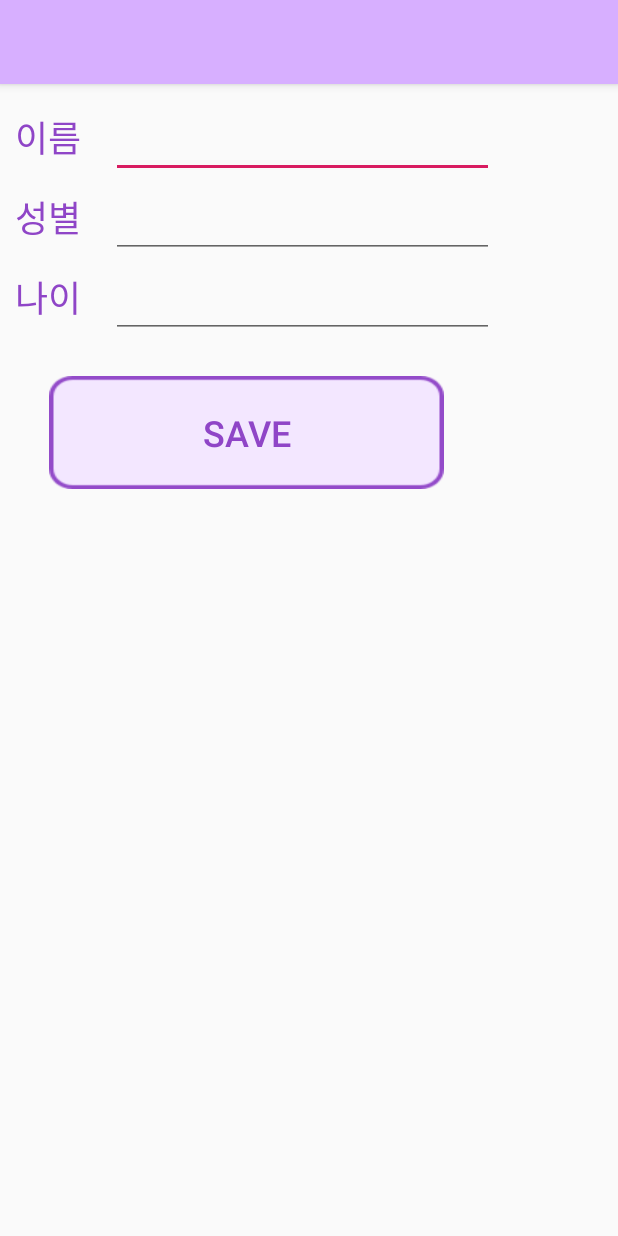
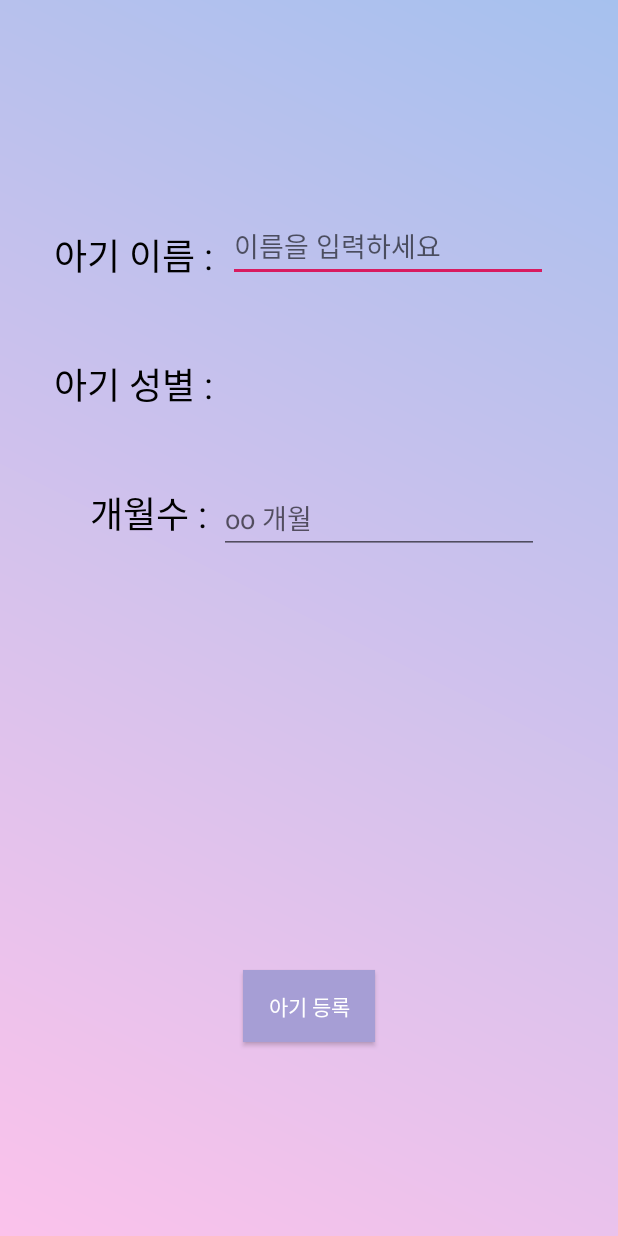
Before and after one commit to Dauuni/Bazzi, an Android app: the MyBaby screen opened directly, with no data from a screen before it, on a phone screen of 412 x 824 dp. Run offline under Robolectric (Android 15) with nearby library versions, the phone set to English and light mode, and no system bars; our stand-ins replace Volley; network calls fail.

Commit message:
20.05.14 / 4:27

```diff
--- a/app/src/main/java/com/daeun/bazzi_1/MyBaby.java
+++ b/app/src/main/java/com/daeun/bazzi_1/MyBaby.java
@@ -5,38 +5,66 @@ import android.support.v7.app.AppCompatActivity;
 import android.os.Bundle;
 import android.view.View;
 import android.widget.Button;
-import android.widget.CheckBox;
 import android.widget.EditText;
+import android.widget.Toast;
+
+import com.android.volley.RequestQueue;
+import com.android.volley.Response;
+import com.android.volley.toolbox.Volley;
+
+import org.json.JSONException;
+import org.json.JSONObject;
 
 public class MyBaby extends AppCompatActivity {
+
+    private EditText et_bname, et_age;
+    private Button baby_register;
 
     @Override
     protected void onCreate(Bundle savedInstanceState) {
         super.onCreate(savedInstanceState);
-        setContentView(R.layout.my_baby);
+        setContentView(R.layout.activity_my_baby);
 
-        Button buttonSave = (Button) findViewById(R.id.buttonSave) ;
-        buttonSave.setOnClickListener(new View.OnClickListener() {
+        et_bname=findViewById(R.id.et_bname);
+        et_age=findViewById(R.id.et_age);
+        baby_register=findViewById(R.id.baby_register);
+
+
+        //아기 등록 버튼 눌렀을 때
+        baby_register.setOnClickListener(new View.OnClickListener() {
             @Override
             public void onClick(View v) {
-                Intent intent = new Intent();
+                //EditText에 입력된 현재 입력되어 있는 값을 get 해온다.
+                String babyName = et_bname.getText().toString();
+                String babyMW = "";
+                String babyAge = et_age.getText().toString();
 
-                EditText editTextNo = (EditText) findViewById(R.id.editTextNo) ;
-                intent.putExtra("contact_no", editTextNo.getText().toString()) ;
+                Response.Listener<String> responseListener = new Response.Listener<String>() {
+                    @Override
+                    public void onResponse(String response) {
+                        try {
+                            JSONObject jsonObject = new JSONObject(response);
+                            boolean success = jsonObject.getBoolean("success");
+                            if (success) {
+                                Toast.makeText(getApplicationContext(),"아기 등록에 성공하였습니다.",Toast.LENGTH_SHORT).show();
+                                Intent intent = new Intent(MyBaby.this, MainActivity.class);
+                                startActivity(intent);
+                            } else {
+                                Toast.makeText(getApplicationContext(),"아기 등록에 실패하였습니다.",Toast.LENGTH_SHORT).show();
+                                return;
+                            }
+                        } catch (JSONException e) {
+                            e.printStackTrace();
+                        }
 
-                // Name 입력 값을 String 값으로 그대로 전달.
-                EditText editTextName = (EditText) findViewById(R.id.editTextName) ;
-                intent.putExtra("contact_name", editTextName.getText().toString()) ;
+                    }
+                };
 
-                // Phone 입력 값을 String 값으로 그대로 전달.
-                EditText editTextPhone = (EditText) findViewById(R.id.editTextPhone) ;
-                intent.putExtra("contact_phone", editTextPhone.getText().toString()) ;
-
-                setResult(RESULT_OK, intent) ;
-                finish() ;
-
+                //서버로 volley를 이용해서 요청을 함.
+                BabyRequest babyRequest = new BabyRequest(babyName, babyMW, babyAge,responseListener);
+                RequestQueue queue = Volley.newRequestQueue(MyBaby.this);
+                queue.add(babyRequest);
             }
         });
     }
-
 }
--- /dev/null
+++ b/app/src/main/res/layout/activity_my_baby.xml
@@ -0,0 +1,92 @@
+<?xml version="1.0" encoding="utf-8"?>
+<RelativeLayout xmlns:android="http://schemas.android.com/apk/res/android"
+    xmlns:app="http://schemas.android.com/apk/res-auto"
+    app:layout_behavior="@string/appbar_scrolling_view_behavior"
+    android:layout_width="match_parent"
+    android:layout_height="match_parent"
+    android:background="@drawable/controller">
+
+    <TextView
+        android:id="@+id/baby_name"
+        android:layout_width="wrap_content"
+        android:layout_height="wrap_content"
+        android:layout_alignParentStart="true"
+        android:layout_alignParentLeft="true"
+        android:layout_alignParentTop="true"
+        android:layout_marginStart="36dp"
+        android:layout_marginLeft="36dp"
+        android:layout_marginTop="152dp"
+        android:text="아기 이름 : "
+        android:textSize="24sp"
+        android:textColor="#000000"/>
+
+    <EditText
+        android:id="@+id/et_bname"
+        android:layout_width="wrap_content"
+        android:layout_height="wrap_content"
+        android:layout_alignParentTop="true"
+        android:layout_marginStart="4dp"
+        android:layout_marginLeft="4dp"
+        android:layout_marginTop="140dp"
+        android:layout_toEndOf="@+id/baby_name"
+        android:layout_toRightOf="@+id/baby_name"
+        android:ems="10"
+        android:hint="이름을 입력하세요"
+        android:inputType="textPersonName"
+        android:textColor="#000000"/>
+
+    <TextView
+        android:id="@+id/baby_mw"
+        android:layout_width="wrap_content"
+        android:layout_height="wrap_content"
+        android:layout_below="@+id/baby_name"
+        android:layout_alignParentStart="true"
+        android:layout_alignParentLeft="true"
+        android:layout_marginStart="36dp"
+        android:layout_marginLeft="36dp"
+        android:layout_marginTop="50dp"
+        android:text="아기 성별 : "
+        android:textSize="24sp"
+        android:textColor="#000000"/>
+
+    <TextView
+        android:id="@+id/baby_age"
+        android:layout_width="wrap_content"
+        android:layout_height="wrap_content"
+        android:layout_below="@+id/baby_mw"
+        android:layout_alignParentStart="true"
+        android:layout_alignParentLeft="true"
+        android:layout_marginStart="60dp"
+        android:layout_marginLeft="60dp"
+        android:layout_marginTop="50dp"
+        android:text="개월수 : "
+        android:textSize="24sp"
+        android:textColor="#000000"/>
+
+    <EditText
+        android:id="@+id/et_age"
+        android:layout_width="wrap_content"
+        android:layout_height="wrap_content"
+        android:layout_alignBottom="@+id/baby_age"
+        android:layout_marginStart="2dp"
+        android:layout_marginLeft="2dp"
+        android:layout_marginBottom="-9dp"
+        android:layout_toEndOf="@+id/baby_age"
+        android:layout_toRightOf="@+id/baby_age"
+        android:ems="10"
+        android:hint="oo 개월"
+        android:inputType="textPersonName"
+        android:textColor="#000000"/>
+
+    <Button
+        android:id="@+id/baby_register"
+        android:layout_width="wrap_content"
+        android:layout_height="wrap_content"
+        android:layout_alignParentBottom="true"
+        android:layout_centerHorizontal="true"
+        android:layout_marginBottom="129dp"
+        android:text="아기 등록"
+        android:background="#A69ED5"
+        android:textColor="#ffffff"/>
+
+</RelativeLayout>
--- a/app/src/main/res/layout/my_baby.xml
+++ /dev/null
@@ -1,111 +0,0 @@
-<?xml version="1.0" encoding="utf-8"?>
-<RelativeLayout xmlns:android="http://schemas.android.com/apk/res/android"
-    xmlns:app="http://schemas.android.com/apk/res-auto"
-    app:layout_behavior="@string/appbar_scrolling_view_behavior"
-    android:layout_width="match_parent"
-    android:layout_height="match_parent">
-
-    <android.support.design.widget.AppBarLayout
-        android:layout_width="match_parent"
-        android:layout_height="wrap_content"
-        android:theme="@style/AppTheme.AppBarOverlay">
-
-        <android.support.v7.widget.Toolbar
-            android:id="@+id/toolbar"
-            android:layout_width="match_parent"
-            android:layout_height="?attr/actionBarSize"
-            android:background="#D7AFFF"
-            app:popupTheme="@style/AppTheme.PopupOverlay" />
-
-    </android.support.design.widget.AppBarLayout>
-
-    <TableLayout
-        android:layout_width="match_parent"
-        android:layout_height="match_parent"
-        android:layout_alignParentTop="true"
-        android:layout_marginTop="65dp">
-
-        <TableRow
-            android:layout_width="match_parent"
-            android:layout_height="match_parent">
-
-            <TextView
-                android:layout_width="wrap_content"
-                android:layout_height="wrap_content"
-                android:gravity="center"
-                android:textSize="24sp"
-                android:text="이름"
-                android:textColor="#8F45C7"
-                android:layout_marginLeft="10dp"/>
-
-            <EditText
-                android:id="@+id/editTextNo"
-                android:layout_width="255dp"
-                android:layout_height="wrap_content"
-                android:layout_marginLeft="20dp"
-                android:textSize="24sp" />
-        </TableRow>
-
-        <TableRow
-            android:layout_width="match_parent"
-            android:layout_height="match_parent">
-
-            <TextView
-                android:layout_width="wrap_content"
-                android:layout_height="wrap_content"
-                android:gravity="center"
-                android:textSize="24sp"
-                android:text="성별"
-                android:textColor="#8F45C7"
-                android:layout_marginLeft="10dp"/>
-
-            <EditText
-                android:id="@+id/editTextName"
-                android:layout_width="255dp"
-                android:layout_height="wrap_content"
-                android:layout_marginLeft="20dp"
-                android:textSize="24sp" />
-        </TableRow>
-
-        <TableRow
-            android:layout_width="match_parent"
-            android:layout_height="match_parent">
-
-            <TextView
-                android:layout_width="wrap_content"
-                android:layout_height="wrap_content"
-                android:gravity="center"
-                android:textSize="24sp"
-                android:text="나이"
-                android:textColor="#8F45C7"
-                android:layout_marginLeft="10dp"/>
-
-            <EditText
-                android:id="@+id/editTextPhone"
-                android:layout_width="255dp"
-                android:layout_height="wrap_content"
-                android:layout_marginLeft="20dp"
-                android:textSize="24sp" />
-        </TableRow>
-
-
-        <TableRow
-            android:layout_width="match_parent"
-            android:layout_height="match_parent"
-            android:layout_marginTop="25dp">
-
-            <Button
-                android:id="@+id/buttonSave"
-                android:layout_width="150dp"
-                android:layout_height="75dp"
-                android:layout_gravity="center"
-                android:layout_span="3"
-                android:background="@drawable/save_button"
-                android:text="Save"
-                android:textColor="#8F45C7"
-                android:textSize="24dp" />
-
-        </TableRow>
-    </TableLayout>
-
-</RelativeLayout>
```
Also changed, not shown: app/src/main/AndroidManifest.xml (+16 -15 lines), app/src/main/java/com/daeun/bazzi_1/BabyRequest.java (added, +31 -0 lines), app/src/main/java/com/daeun/bazzi_1/MainActivity.java (+123 -17 lines), app/src/main/java/com/daeun/bazzi_1/RegisterActivity.java (+6 -6 lines), app/src/main/res/layout/activity_register.xml (+4 -4 lines), app/src/main/res/layout/content_main.xml (+5 -35 lines), app/src/main/res/layout/item_list.xml (added, +51 -0 lines).
